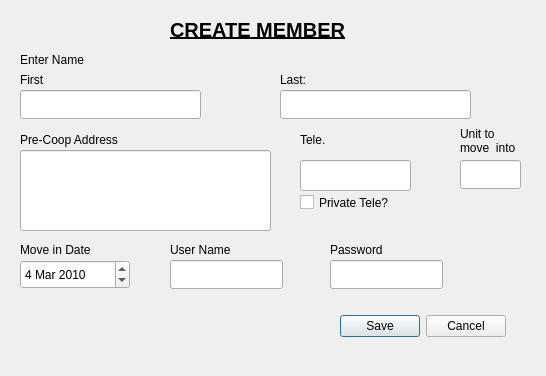
Old version of the form src/view/CreateUser.ui in the repository RachelSugar/cooper.
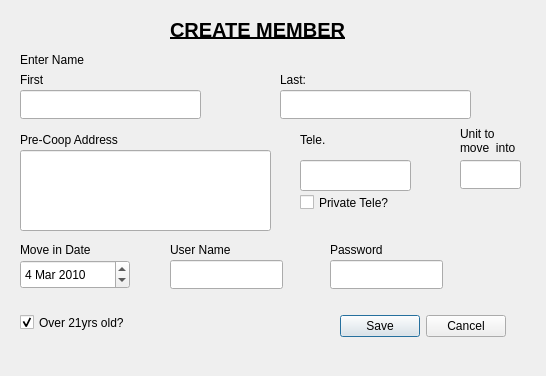
New version of the form.

Commit message: re-adding age into CreateUser

The edit to the form file:
```diff
--- a/src/view/CreateUser.ui
+++ b/src/view/CreateUser.ui
@@ -282,6 +282,22 @@
     </rect>
    </property>
   </widget>
+  <widget class="QCheckBox" name="over21" >
+   <property name="geometry" >
+    <rect>
+     <x>20</x>
+     <y>310</y>
+     <width>131</width>
+     <height>25</height>
+    </rect>
+   </property>
+   <property name="text" >
+    <string>Over 21yrs old?</string>
+   </property>
+   <property name="checked" >
+    <bool>true</bool>
+   </property>
+  </widget>
  </widget>
  <resources/>
  <connections/>
```
The commit also changes 1 other file.
